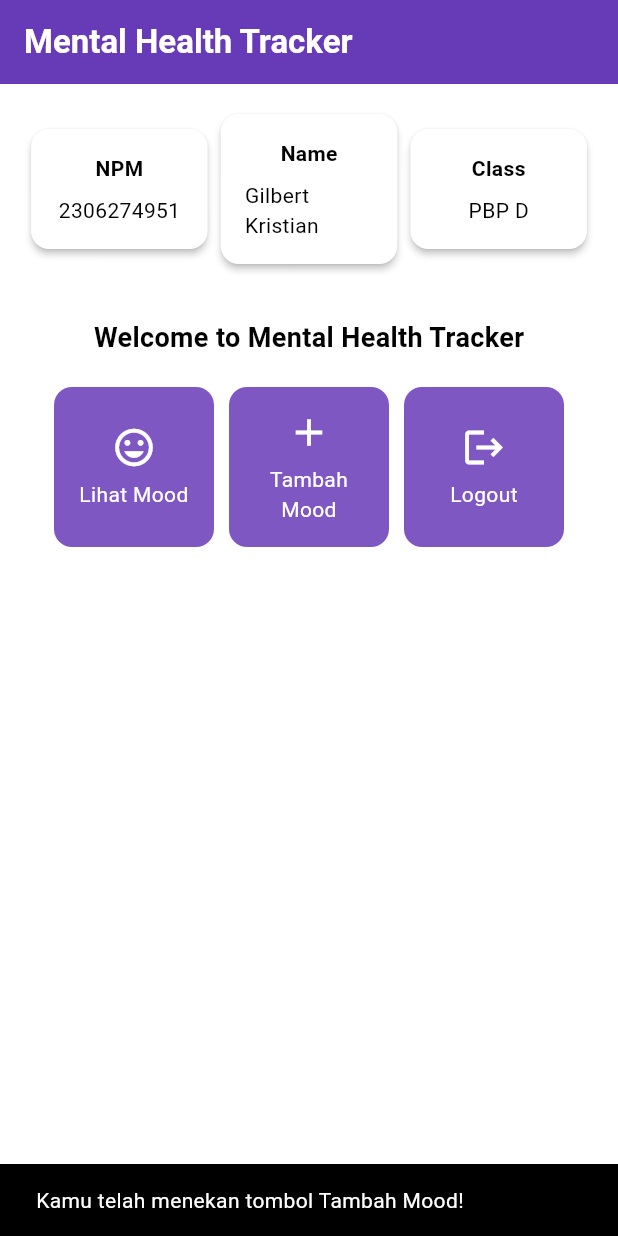
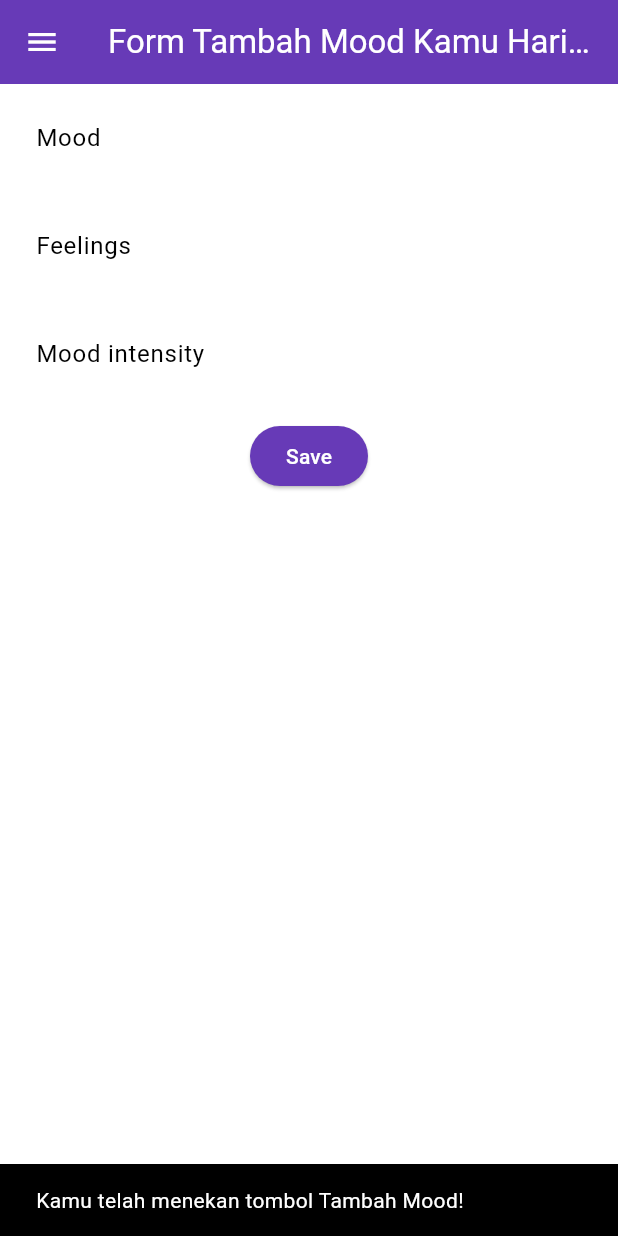
Before and after one commit to gilbertkristiaan/mental-health-tracker-mobile, a Flutter app: the screen it shows after launch, after a tap on "Tambah Mood", on a phone screen of 412 x 824 dp. Run offline on Flutter 3.47's test engine with Material 3 defaults, Android fonts, the phone set to English and light mode, and no system bars.

Commit message:
tutor 7 selesai

```diff
--- a/lib/main.dart
+++ b/lib/main.dart
@@ -1,7 +1,5 @@
 import 'package:flutter/material.dart';
-import 'package:mental_health_tracker/menu.dart';
-
-
+import 'package:mental_health_tracker/screens/menu.dart';
 void main() {
   runApp(const MyApp());
 }
--- /dev/null
+++ b/lib/screens/menu.dart
@@ -0,0 +1,134 @@
+import 'package:flutter/material.dart';
+// Impor drawer widget
+import 'package:mental_health_tracker/widgets/left_drawer.dart';
+import 'package:mental_health_tracker/widgets/mood_card.dart';
+
+
+class MyHomePage extends StatelessWidget {
+  final String npm = '2306274951'; // NPM
+  final String name = 'Gilbert Kristian'; // Nama
+  final String className = 'PBP D'; // Kelas
+  final List<ItemHomepage> items = [
+    ItemHomepage("Lihat Mood", Icons.mood),
+    ItemHomepage("Tambah Mood", Icons.add),
+    ItemHomepage("Logout", Icons.logout),
+  ];
+
+  MyHomePage({super.key});
+
+  @override
+  Widget build(BuildContext context) {
+    // Scaffold menyediakan struktur dasar halaman dengan AppBar dan body.
+    return Scaffold(
+      // AppBar adalah bagian atas halaman yang menampilkan judul.
+      appBar: AppBar(
+        // Mengganti warna icon drawer menjadi putih
+        iconTheme: const IconThemeData(color: Colors.white),
+        // Judul aplikasi "Mental Health Tracker" dengan teks putih dan tebal.
+        title: const Text(
+          'Mental Health Tracker',
+          style: TextStyle(
+            color: Colors.white,
+            fontWeight: FontWeight.bold,
+          ),
+        ),
+        // Warna latar belakang AppBar diambil dari skema warna tema aplikasi.
+        backgroundColor: Theme.of(context).colorScheme.primary,
+      ),
+    // Masukkan drawer sebagai parameter nilai drawer dari widget Scaffold
+    drawer: const LeftDrawer(),
+      // Body halaman dengan padding di sekelilingnya.
+      body: Padding(
+        padding: const EdgeInsets.all(16.0),
+        // Menyusun widget secara vertikal dalam sebuah kolom.
+        child: Column(
+          crossAxisAlignment: CrossAxisAlignment.center,
+          children: [
+            // Row untuk menampilkan 3 InfoCard secara horizontal.
+            Row(
+              mainAxisAlignment: MainAxisAlignment.spaceEvenly,
+              children: [
+                InfoCard(title: 'NPM', content: npm),
+                InfoCard(title: 'Name', content: name),
+                InfoCard(title: 'Class', content: className),
+              ],
+            ),
+
+            // Memberikan jarak vertikal 16 unit.
+            const SizedBox(height: 16.0),
+
+            // Menempatkan widget berikutnya di tengah halaman.
+            Center(
+              child: Column(
+                // Menyusun teks dan grid item secara vertikal.
+
+                children: [
+                  // Menampilkan teks sambutan dengan gaya tebal dan ukuran 18.
+                  const Padding(
+                    padding: EdgeInsets.only(top: 16.0),
+                    child: Text(
+                      'Welcome to Mental Health Tracker',
+                      style: TextStyle(
+                        fontWeight: FontWeight.bold,
+                        fontSize: 18.0,
+                      ),
+                    ),
+                  ),
+
+                  // Grid untuk menampilkan ItemCard dalam bentuk grid 3 kolom.
+                  GridView.count(
+                    primary: true,
+                    padding: const EdgeInsets.all(20),
+                    crossAxisSpacing: 10,
+                    mainAxisSpacing: 10,
+                    crossAxisCount: 3,
+                    // Agar grid menyesuaikan tinggi kontennya.
+                    shrinkWrap: true,
+
+                    // Menampilkan ItemCard untuk setiap item dalam list items.
+                    children: items.map((ItemHomepage item) {
+                      return ItemCard(item);
+                    }).toList(),
+                  ),
+                ],
+              ),
+            ),
+          ],
+        ),
+      ),
+    );
+  }
+}
+
+class InfoCard extends StatelessWidget {
+  // Kartu informasi yang menampilkan title dan content.
+
+  final String title;  // Judul kartu.
+  final String content;  // Isi kartu.
+
+  const InfoCard({super.key, required this.title, required this.content});
+
+  @override
+  Widget build(BuildContext context) {
+    return Card(
+      // Membuat kotak kartu dengan bayangan dibawahnya.
+      elevation: 2.0,
+      child: Container(
+        // Mengatur ukuran dan jarak di dalam kartu.
+        width: MediaQuery.of(context).size.width / 3.5, // menyesuaikan dengan lebar device yang digunakan.
+        padding: const EdgeInsets.all(16.0),
+        // Menyusun title dan content secara vertikal.
+        child: Column(
+          children: [
+            Text(
+              title,
+              style: const TextStyle(fontWeight: FontWeight.bold),
+            ),
+            const SizedBox(height: 8.0),
+            Text(content),
+          ],
+        ),
+      ),
+    );
+  }
+}
--- /dev/null
+++ b/lib/screens/moodentry_form.dart
@@ -0,0 +1,161 @@
+import 'package:flutter/material.dart';
+import 'package:mental_health_tracker/widgets/left_drawer.dart';
+
+class MoodEntryFormPage extends StatefulWidget {
+  const MoodEntryFormPage({super.key});
+
+  @override
+  State<MoodEntryFormPage> createState() => _MoodEntryFormPageState();
+}
+
+class _MoodEntryFormPageState extends State<MoodEntryFormPage> {
+  final _formKey = GlobalKey<FormState>();
+  String _mood = "";
+  String _feelings = "";
+  int _moodIntensity = 0;
+
+  @override
+  Widget build(BuildContext context) {
+    return Scaffold(
+      appBar: AppBar(
+        title: const Center(
+          child: Text(
+            'Form Tambah Mood Kamu Hari ini',
+          ),
+        ),
+        backgroundColor: Theme.of(context).colorScheme.primary,
+        foregroundColor: Colors.white,
+      ),
+      drawer: LeftDrawer(),
+      body: Form(
+        key: _formKey,
+        child: SingleChildScrollView(
+          child: Column(
+            crossAxisAlignment: CrossAxisAlignment.start,
+            children: [
+              Padding(
+                padding: const EdgeInsets.all(8.0),
+                child: TextFormField(
+                  decoration: InputDecoration(
+                    hintText: "Mood",
+                    labelText: "Mood",
+                    border: OutlineInputBorder(
+                      borderRadius: BorderRadius.circular(5.0),
+                    ),
+                  ),
+                  onChanged: (String? value) {
+                    setState(() {
+                      _mood = value!;
+                    });
+                  },
+                  validator: (String? value) {
+                    if (value == null || value.isEmpty) {
+                      return "Mood tidak boleh kosong!";
+                    }
+                    return null;
+                  },
+                ),
+              ),
+              Padding(
+                padding: const EdgeInsets.all(8.0),
+                child: TextFormField(
+                  decoration: InputDecoration(
+                    hintText: "Feelings",
+                    labelText: "Feelings",
+                    border: OutlineInputBorder(
+                      borderRadius: BorderRadius.circular(5.0),
+                    ),
+                  ),
+                  onChanged: (String? value) {
+                    setState(() {
+                      _feelings = value!;
+                    });
+                  },
+                  validator: (String? value) {
+                    if (value == null || value.isEmpty) {
+                      return "Feelings tidak boleh kosong!";
+                    }
+                    return null;
+                  },
+                ),
+              ),
+              Padding(
+                padding: const EdgeInsets.all(8.0),
+                child: TextFormField(
+                  decoration: InputDecoration(
+                    hintText: "Mood intensity",
+                    labelText: "Mood intensity",
+                    border: OutlineInputBorder(
+                      borderRadius: BorderRadius.circular(5.0),
+                    ),
+                  ),
+                  onChanged: (String? value) {
+                    setState(() {
+                      _moodIntensity = int.tryParse(value!) ?? 0;
+                    });
+                  },
+                  validator: (String? value) {
+                    if (value == null || value.isEmpty) {
+                      return "Mood intensity tidak boleh kosong!";
+                    }
+                    if (int.tryParse(value) == null) {
+                      return "Mood intensity harus berupa angka!";
+                    }
+                    return null;
+                  },
+                ),
+              ),
+              Align(
+                alignment: Alignment.bottomCenter,
+                child: Padding(
+                  padding: const EdgeInsets.all(8.0),
+                  child: ElevatedButton(
+                    style: ButtonStyle(
+                      backgroundColor: MaterialStateProperty.all(
+                          Theme.of(context).colorScheme.primary),
+                    ),
+                    onPressed: () {
+                      if (_formKey.currentState!.validate()) {
+                        showDialog(
+                          context: context,
+                          builder: (context) {
+                            return AlertDialog(
+                              title: const Text("Mood berhasil tersimpan"),
+                              content: SingleChildScrollView(
+                                child: Column(
+                                  crossAxisAlignment: CrossAxisAlignment.start,
+                                  children: [
+                                    Text('Mood: $_mood'),
+                                    Text('Feelings: $_feelings'),
+                                    Text('Mood Intensity: $_moodIntensity'),
+                                  ],
+                                ),
+                              ),
+                              actions: [
+                                TextButton(
+                                  child: const Text('OK'),
+                                  onPressed: () {
+                                    Navigator.pop(context);
+                                    _formKey.currentState!.reset();
+                                  },
+                                ),
+                              ],
+                            );
+                          },
+                        );
+                      }
+                    },
+                    child: const Text(
+                      "Save",
+                      style: TextStyle(color: Colors.white),
+                    ),
+                  ),
+                ),
+              ),
+            ],
+          ),
+        ),
+      ),
+    );
+  }
+}
--- /dev/null
+++ b/lib/widgets/left_drawer.dart
@@ -0,0 +1,70 @@
+import 'package:flutter/material.dart';
+import 'package:mental_health_tracker/screens/menu.dart';
+import 'package:mental_health_tracker/screens/moodentry_form.dart';
+
+class LeftDrawer extends StatelessWidget {
+  const LeftDrawer({super.key});
+
+  @override
+  Widget build(BuildContext context) {
+    return Drawer(
+      child: ListView(
+        children: [
+          DrawerHeader(
+      decoration: BoxDecoration(
+      color: Theme.of(context).colorScheme.primary,
+    ),
+    child: const Column(
+    children: [
+    Text(
+    'Mental Health Tracker',
+    textAlign: TextAlign.center,
+    style: TextStyle(
+    fontSize: 24,
+    fontWeight: FontWeight.bold,
+    color: Colors.white,
+    ),
+    ),
+    Padding(padding: EdgeInsets.all(8)),
+    Text(
+    "Ayo jaga kesehatan mentalmu setiap hari disini!",
+      style: TextStyle(
+        fontSize: 15,
+        color: Colors.white,
+        fontWeight: FontWeight.normal,
+      ),
+      textAlign: TextAlign.center,
+    ),
+    ],
+    ),
+          ),
+          ListTile(
+            leading: const Icon(Icons.home_outlined),
+            title: const Text('Halaman Utama'),
+            // Bagian redirection ke MyHomePage
+            onTap: () {
+              Navigator.pushReplacement(
+                  context,
+                  MaterialPageRoute(
+                    builder: (context) => MyHomePage(),
+                  ));
+            },
+          ),
+          ListTile(
+            leading: const Icon(Icons.mood),
+            title: const Text('Tambah Mood'),
+            // Bagian redirection ke MoodEntryFormPage
+            onTap: () {
+              Navigator.pushReplacement(
+                context,
+                MaterialPageRoute(
+                  builder: (context) => const MoodEntryFormPage(),
+                ),
+              );
+            },
+          ),
+        ],
+      ),
+    );
+  }
+}
--- /dev/null
+++ b/lib/widgets/mood_card.dart
@@ -0,0 +1,69 @@
+import 'package:flutter/material.dart';
+import 'package:mental_health_tracker/screens/moodentry_form.dart';
+
+class ItemHomepage {
+  final String name;
+  final IconData icon;
+
+  ItemHomepage(this.name, this.icon);
+}
+
+class ItemCard extends StatelessWidget {
+  // Menampilkan kartu dengan ikon dan nama.
+
+  final ItemHomepage item;
+
+  const ItemCard(this.item, {super.key});
+
+  @override
+  Widget build(BuildContext context) {
+    return Material(
+      // Menentukan warna latar belakang dari tema aplikasi.
+      color: Theme.of(context).colorScheme.secondary,
+      // Membuat sudut kartu melengkung.
+      borderRadius: BorderRadius.circular(12),
+
+      child: InkWell(
+        // Aksi ketika kartu ditekan.
+        onTap: () {
+          // Menampilkan pesan SnackBar saat kartu ditekan.
+          ScaffoldMessenger.of(context)
+            ..hideCurrentSnackBar()
+            ..showSnackBar(
+                SnackBar(content: Text("Kamu telah menekan tombol ${item.name}!")));
+
+          // Navigate ke route yang sesuai (tergantung jenis tombol)
+          if (item.name == "Tambah Mood") {
+              Navigator.push(
+                context,
+                MaterialPageRoute(builder: (context) => const MoodEntryFormPage()));
+            }
+        },
+        // Container untuk menyimpan Icon dan Text
+        child: Container(
+          padding: const EdgeInsets.all(8),
+          child: Center(
+            child: Column(
+              // Menyusun ikon dan teks di tengah kartu.
+              mainAxisAlignment: MainAxisAlignment.center,
+              children: [
+                Icon(
+                  item.icon,
+                  color: Colors.white,
+                  size: 30.0,
+                ),
+                const Padding(padding: EdgeInsets.all(3)),
+                Text(
+                  item.name,
+                  textAlign: TextAlign.center,
+                  style: const TextStyle(color: Colors.white),
+                ),
+              ],
+            ),
+          ),
+        ),
+      ),
+    );
+  }
+
+}
```
